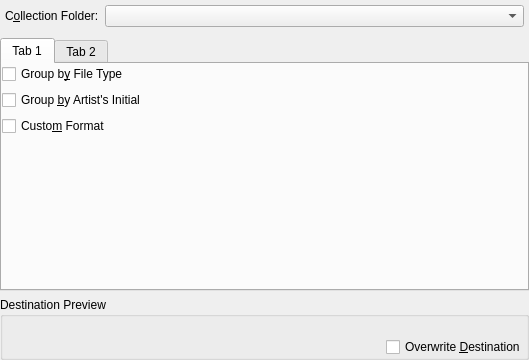
First picture: the form in src/collection/sqlcollection/OrganizeCollectionDialogBase.ui, repository KDE/amarok, before the edit.
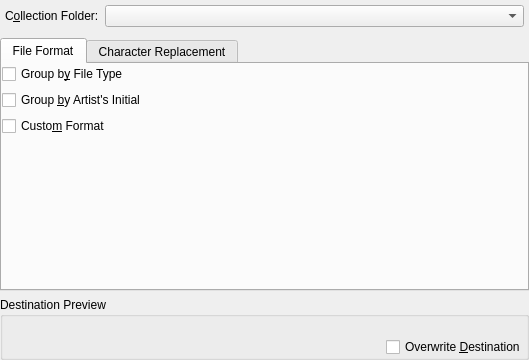
Second picture: the form after the edit. Custom widgets are drawn as their Qt base class.

Patch:
```diff
--- a/src/collection/sqlcollection/OrganizeCollectionDialogBase.ui
+++ b/src/collection/sqlcollection/OrganizeCollectionDialogBase.ui
@@ -75,7 +75,7 @@
      </property>
      <widget class="QWidget" name="tab" >
       <attribute name="title" >
-       <string>Tab 1</string>
+       <string>File Format</string>
       </attribute>
       <layout class="QVBoxLayout" name="verticalLayout" >
        <item>
@@ -131,7 +131,7 @@
      </widget>
      <widget class="QWidget" name="tab_2" >
       <attribute name="title" >
-       <string>Tab 2</string>
+       <string>Character Replacement</string>
       </attribute>
       <layout class="QVBoxLayout" name="verticalLayout_5" >
        <item>
```
Left out of the diff: 1 changed line with no effect on the pictures.
